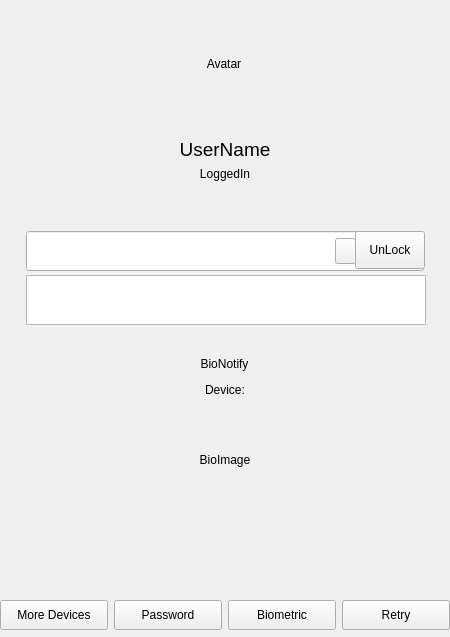
Old version of the form src/authdialog.ui in the repository ukui/ukui-screensaver.
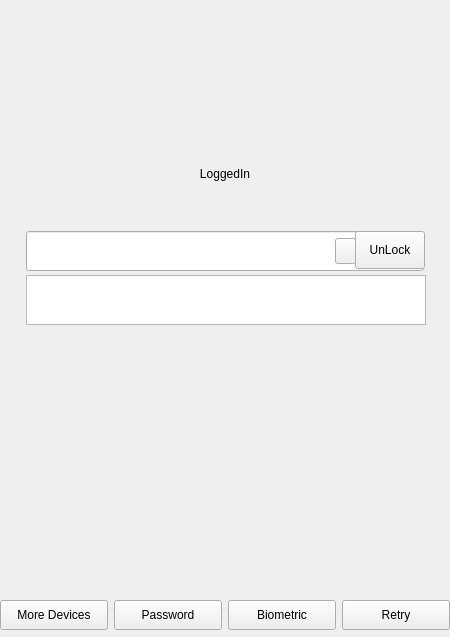
New version of the form.

The edit to the form file:
```diff
--- a/src/authdialog.ui
+++ b/src/authdialog.ui
@@ -165,7 +165,7 @@
       </size>
      </property>
      <property name="text">
-      <string>BioImage</string>
+      <string/>
      </property>
      <property name="alignment">
       <set>Qt::AlignCenter</set>
@@ -181,7 +181,7 @@
       </rect>
      </property>
      <property name="text">
-      <string>BioNotify</string>
+      <string/>
      </property>
      <property name="alignment">
       <set>Qt::AlignBottom|Qt::AlignHCenter</set>
@@ -200,7 +200,7 @@
       </rect>
      </property>
      <property name="text">
-      <string>Device:</string>
+      <string/>
      </property>
      <property name="alignment">
       <set>Qt::AlignCenter</set>
@@ -367,7 +367,7 @@
       </font>
      </property>
      <property name="text">
-      <string>UserName</string>
+      <string/>
      </property>
      <property name="alignment">
       <set>Qt::AlignCenter</set>
@@ -395,7 +395,7 @@
       </size>
      </property>
      <property name="text">
-      <string>Avatar</string>
+      <string/>
      </property>
      <property name="alignment">
       <set>Qt::AlignCenter</set>
```
Left out of the diff: 12 changed lines with no effect on the pictures.
